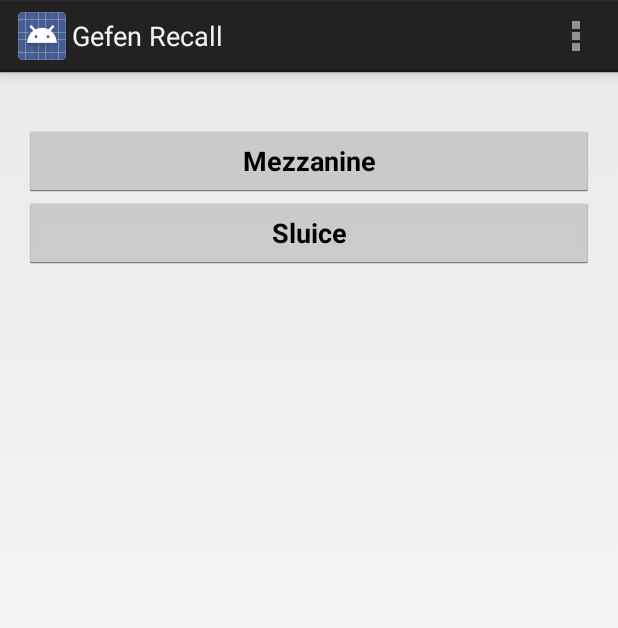
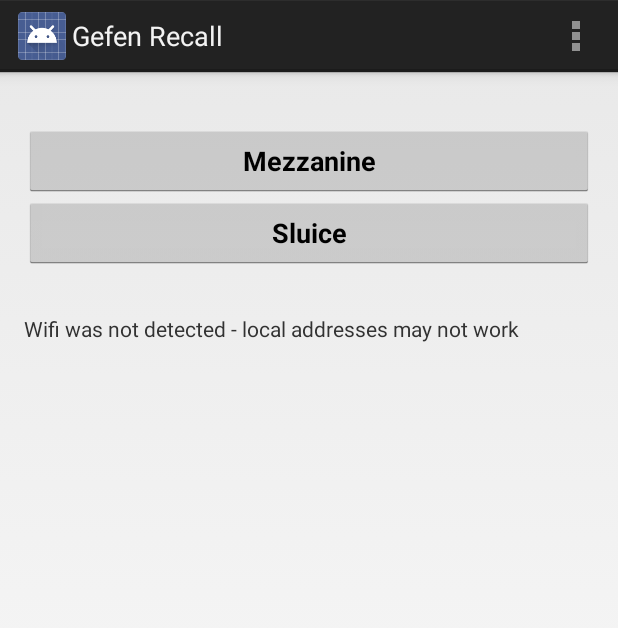
Before and after one commit to jewkesy/GefenRecall, an Android app: the screen it shows after launch (MyActivity), after a tap on "Mezzanine", on a phone screen of 412 x 824 dp. Shown: the top 628 px of the screen. Run offline under Robolectric (Android 15) with nearby library versions, the phone set to English and light mode, and no system bars.

Commit message:
tweaks to display

```diff
--- a/app/src/main/AndroidManifest.xml
+++ b/app/src/main/AndroidManifest.xml
@@ -3,7 +3,7 @@
     package="com.daryljewkes.gefenrecall" >
 
     <uses-permission android:name="android.permission.INTERNET" />
-
+    <uses-permission android:name="android.permission.ACCESS_NETWORK_STATE" />
     <application
         android:allowBackup="true"
         android:icon="@drawable/ic_launcher"
--- a/app/src/main/java/com/daryljewkes/gefenrecall/MyActivity.java
+++ b/app/src/main/java/com/daryljewkes/gefenrecall/MyActivity.java
@@ -1,6 +1,9 @@
 package com.daryljewkes.gefenrecall;
 
 import android.app.Activity;
+import android.content.Context;
+import android.net.ConnectivityManager;
+import android.net.NetworkInfo;
 import android.os.AsyncTask;
 import android.os.Bundle;
 import android.util.Log;
@@ -27,18 +30,26 @@ import java.io.InputStreamReader;
 public class MyActivity extends Activity implements View.OnClickListener {
 
     private Button btnRecall1, btnRecall2;
+    private TextView txtConnStatus;
 
     @Override
     protected void onCreate(Bundle savedInstanceState) {
         super.onCreate(savedInstanceState);
         setContentView(R.layout.activity_my);
 
+        txtConnStatus = (TextView) findViewById(R.id.txtConnStatus);
         btnRecall1 = (Button) findViewById(R.id.btnRecall1);
         btnRecall2 = (Button) findViewById(R.id.btnRecall2);
         btnRecall1.setOnClickListener(this);
         btnRecall2.setOnClickListener(this);
+        CheckWifi();
     }
 
+    @Override
+    protected void onRestart() {
+        super.onRestart();
+        CheckWifi();
+    }
 
     @Override
     public boolean onCreateOptionsMenu(Menu menu) {
@@ -59,10 +70,25 @@ public class MyActivity extends Activity implements View.OnClickListener {
         return super.onOptionsItemSelected(item);
     }
 
+    private void CheckWifi() {
+        ConnectivityManager connManager = (ConnectivityManager) getSystemService(Context.CONNECTIVITY_SERVICE);
+        NetworkInfo mWifi = connManager.getNetworkInfo(ConnectivityManager.TYPE_WIFI);
+
+        if (mWifi.isConnected()) {
+            txtConnStatus.setVisibility(View.INVISIBLE);
+            Toast.makeText(this, "wifi connected", Toast.LENGTH_SHORT).show();
+        } else {
+            txtConnStatus.setVisibility(View.VISIBLE);
+            Toast.makeText(this, "no wifi", Toast.LENGTH_SHORT).show();
+
+        }
+
+    }
+
     private void performRecall(int recallId) {
         Log.d("main", "id is :" + recallId);
 
-        String geffonUrl = "http://thegeffon/actionHandler.shtml?a=recallPreset&r=index.shtml&preset=" + recallId;
+        String geffonUrl = "http://" + getResources().getString(R.string.connectedTo)  + "/actionHandler.shtml?a=recallPreset&r=index.shtml&preset=" + recallId;
 
         HttpTask task = new HttpTask();
 
@@ -74,7 +100,6 @@ public class MyActivity extends Activity implements View.OnClickListener {
 
     @Override
     public void onClick(View view) {
-
         switch ((view.getId())) {
             case R.id.btnRecall1:
                 performRecall(1);
--- a/app/src/main/res/layout/activity_my.xml
+++ b/app/src/main/res/layout/activity_my.xml
@@ -18,7 +18,6 @@
         android:layout_height="wrap_content"
         android:id="@+id/btnRecall1"
         android:textStyle="bold"
-
         android:text="@string/recall1_text"/>
     <Button
         android:layout_width="match_parent"
@@ -27,4 +26,12 @@
         android:textStyle="bold"
         android:text="@string/recall2_text"/>
 
+    <TextView
+        android:id="@+id/txtConnStatus"
+        android:layout_marginTop="30dp"
+        android:text="Wifi was not detected - local addresses may not work"
+        android:layout_width="match_parent"
+        android:layout_height="wrap_content"
+        android:layout_gravity="bottom"/>
+
 </LinearLayout>
```
